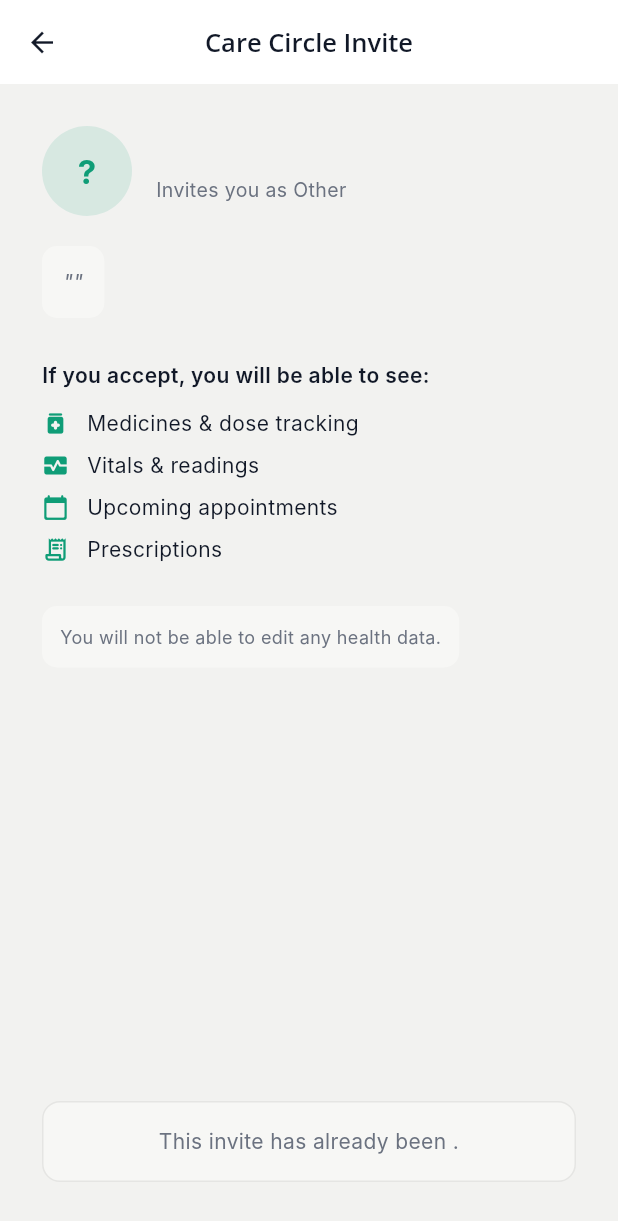
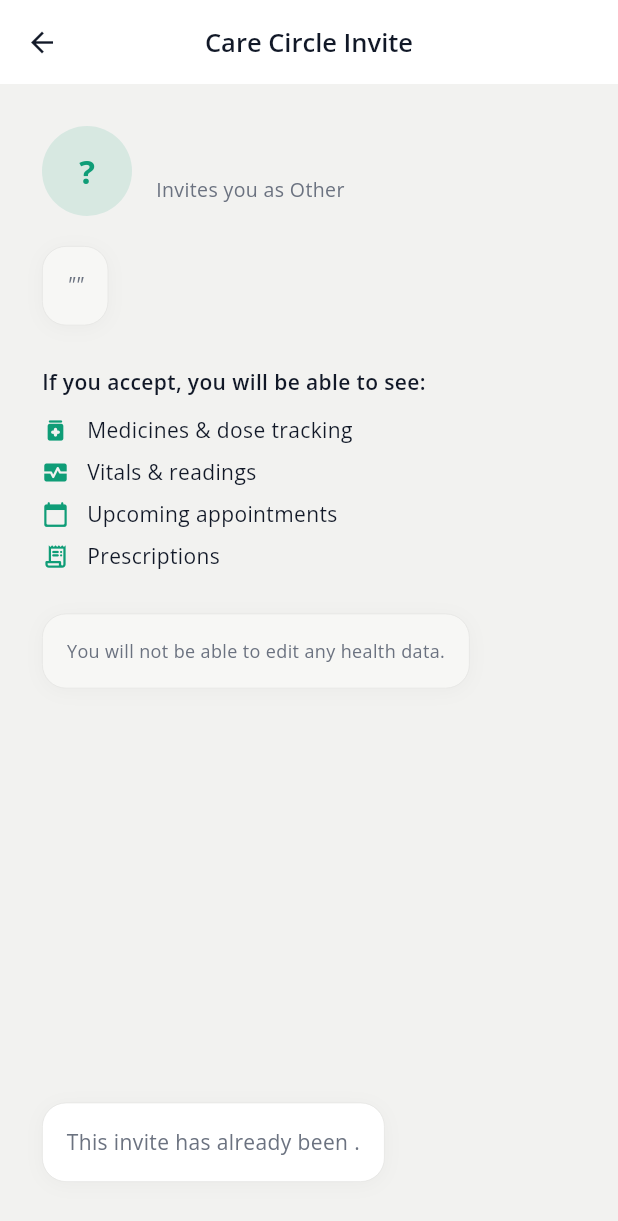
Before and after one commit to NeamulMorshed/health-passbook, a Flutter app: the AcceptInviteScreen screen opened directly with empty values, on a phone screen of 412 x 824 dp. Shown: the top 1221 px of the screen. Run offline on Flutter 3.47's test engine with Material 3 defaults, Android fonts, the phone set to English and light mode, and no system bars; our stand-ins replace cached_network_image, cloud_firestore, firebase_auth, firebase_core, firebase_messaging, firebase_storage and 18 more; missing offline and left inert: google_mlkit_text_recognition, iconoir_flutter; accounts and stored records are empty; generated files the repository leaves out were written again.

Commit message:
feat(ui): redesign caregiver screens with BentoCard system — v2.6.1+21
- accept_invite_screen: pageBackground, BentoCard for message/disclaimer/actioned blocks, fontFamily removed
- caregiver_patient_profile_screen: pageBackground, gradient → flat primary header, all tab card Containers → BentoCard, Calendar icon for appointments, 90px bottom on all tabs, fontFamily removed
- caregiver_setup_screen: pageBackground, step 2 doctor card → BentoCard, Heart icon for all-set, Bell icon for notifications, fontFamily removed

Co-Authored-By: Claude Sonnet 4.6 <noreply@anthropic.com>

```diff
--- a/vitalpath_flutter/lib/screens/caregiver/accept_invite_screen.dart
+++ b/vitalpath_flutter/lib/screens/caregiver/accept_invite_screen.dart
@@ -2,6 +2,7 @@ import 'package:flutter/material.dart';
 import 'package:flutter_riverpod/flutter_riverpod.dart';
 import 'package:go_router/go_router.dart';
 import '../../../core/theme/app_theme.dart';
+import '../../../core/widgets/bento_card.dart';
 import '../../../models/caregiver_connection.dart';
 import '../../../providers/auth_provider.dart';
 import '../../../providers/caregiver_provider.dart';
@@ -27,7 +28,7 @@ class _AcceptInviteScreenState extends ConsumerState<AcceptInviteScreen> {
     final isAlreadyActioned = connection.status != 'pending';
 
     return Scaffold(
-      backgroundColor: AppColors.background,
+      backgroundColor: AppColors.pageBackground,
       appBar: AppBar(title: const Text('Care Circle Invite')),
       body: Padding(
         padding: const EdgeInsets.all(28),
@@ -49,8 +50,7 @@ class _AcceptInviteScreenState extends ConsumerState<AcceptInviteScreen> {
                     style: const TextStyle(
                         fontSize: 22,
                         fontWeight: FontWeight.w700,
-                        color: AppColors.primary,
-                        fontFamily: 'Inter'),
+                        color: AppColors.primary),
                   ),
                 ),
               ),
@@ -62,14 +62,12 @@ class _AcceptInviteScreenState extends ConsumerState<AcceptInviteScreen> {
                     Text(connection.patientName,
                         style: const TextStyle(
                             fontSize: 18,
-                            fontWeight: FontWeight.w700,
-                            fontFamily: 'Inter')),
+                            fontWeight: FontWeight.w700)),
                     Text(
                         'Invites you as ${connection.relationship.relationshipLabel}',
                         style: const TextStyle(
                             fontSize: 13,
-                            color: AppColors.mutedForeground,
-                            fontFamily: 'Inter')),
+                            color: AppColors.mutedForeground)),
                   ],
                 ),
               ),
@@ -77,19 +75,14 @@ class _AcceptInviteScreenState extends ConsumerState<AcceptInviteScreen> {
 
             if (connection.personalMessage != null) ...[
               const SizedBox(height: 20),
-              Container(
-                padding: const EdgeInsets.all(14),
-                decoration: BoxDecoration(
-                  color: AppColors.muted,
-                  borderRadius: BorderRadius.circular(10),
-                ),
+              BentoCard(
+                color: AppColors.muted,
                 child: Text(
                   '"${connection.personalMessage}"',
                   style: const TextStyle(
                       fontSize: 14,
                       fontStyle: FontStyle.italic,
-                      color: AppColors.mutedForeground,
-                      fontFamily: 'Inter'),
+                      color: AppColors.mutedForeground),
                 ),
               ),
             ],
@@ -98,24 +91,18 @@ class _AcceptInviteScreenState extends ConsumerState<AcceptInviteScreen> {
             const Text('If you accept, you will be able to see:',
                 style: TextStyle(
                     fontSize: 14,
-                    fontWeight: FontWeight.w600,
-                    fontFamily: 'Inter')),
+                    fontWeight: FontWeight.w600)),
             const SizedBox(height: 12),
             _permissionList(connection.permissions),
 
             const SizedBox(height: 20),
-            Container(
-              padding: const EdgeInsets.all(12),
-              decoration: BoxDecoration(
-                color: AppColors.muted,
-                borderRadius: BorderRadius.circular(10),
-              ),
+            BentoCard(
+              color: AppColors.muted,
               child: const Text(
                 'You will not be able to edit any health data.',
                 style: TextStyle(
                     fontSize: 12,
-                    color: AppColors.mutedForeground,
-                    fontFamily: 'Inter'),
+                    color: AppColors.mutedForeground),
               ),
             ),
 
@@ -123,21 +110,13 @@ class _AcceptInviteScreenState extends ConsumerState<AcceptInviteScreen> {
 
             // C-6: show status message if already actioned
             if (isAlreadyActioned) ...[
-              Container(
-                width: double.infinity,
-                padding: const EdgeInsets.all(16),
-                decoration: BoxDecoration(
-                  color: AppColors.muted,
-                  borderRadius: BorderRadius.circular(12),
-                  border: Border.all(color: AppColors.border),
-                ),
+              BentoCard(
                 child: Text(
                   'This invite has already been ${connection.status}.',
                   textAlign: TextAlign.center,
                   style: const TextStyle(
                       fontSize: 14,
-                      color: AppColors.mutedForeground,
-                      fontFamily: 'Inter'),
+                      color: AppColors.mutedForeground),
                 ),
               ),
             ] else if (_processing)
@@ -173,7 +152,7 @@ class _AcceptInviteScreenState extends ConsumerState<AcceptInviteScreen> {
                     }
                   },
                   child: const Text('Accept Invite',
-                      style: TextStyle(fontFamily: 'Inter', fontSize: 15)),
+                      style: TextStyle(fontSize: 15)),
                 ),
               ),
               const SizedBox(height: 12),
@@ -201,7 +180,7 @@ class _AcceptInviteScreenState extends ConsumerState<AcceptInviteScreen> {
                       foregroundColor: AppColors.destructive,
                       side: const BorderSide(color: AppColors.destructive)),
                   child: const Text('Decline',
-                      style: TextStyle(fontFamily: 'Inter', fontSize: 15)),
+                      style: TextStyle(fontSize: 15)),
                 ),
               ),
             ],
@@ -230,9 +209,7 @@ class _AcceptInviteScreenState extends ConsumerState<AcceptInviteScreen> {
               child: Row(children: [
                 Icon(i.$2, size: 18, color: AppColors.primary),
                 const SizedBox(width: 12),
-                Text(i.$3,
-                    style: const TextStyle(
-                        fontSize: 14, fontFamily: 'Inter')),
+                Text(i.$3, style: const TextStyle(fontSize: 14)),
               ]),
             ),
           )
```
Also changed, not shown: vitalpath_flutter/lib/screens/caregiver/caregiver_patient_profile_screen.dart (+70 -153 lines), vitalpath_flutter/lib/screens/onboarding/caregiver_setup_screen.dart (+19 -40 lines).
